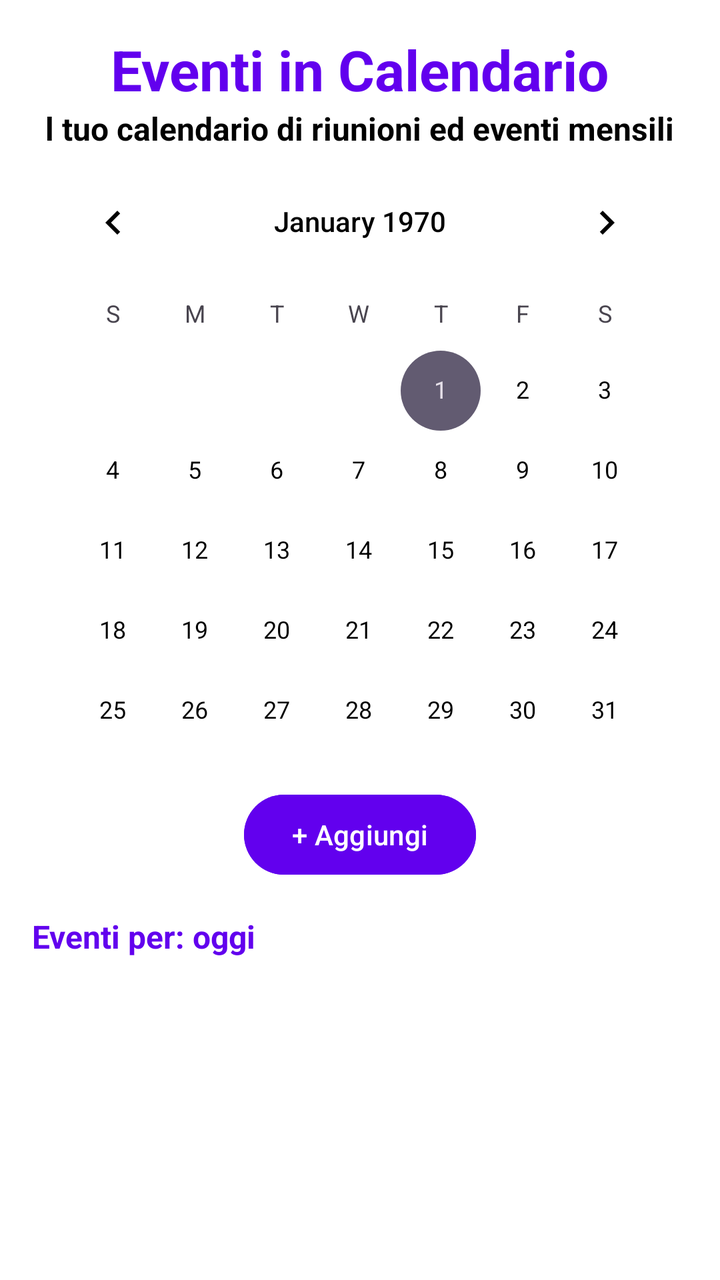
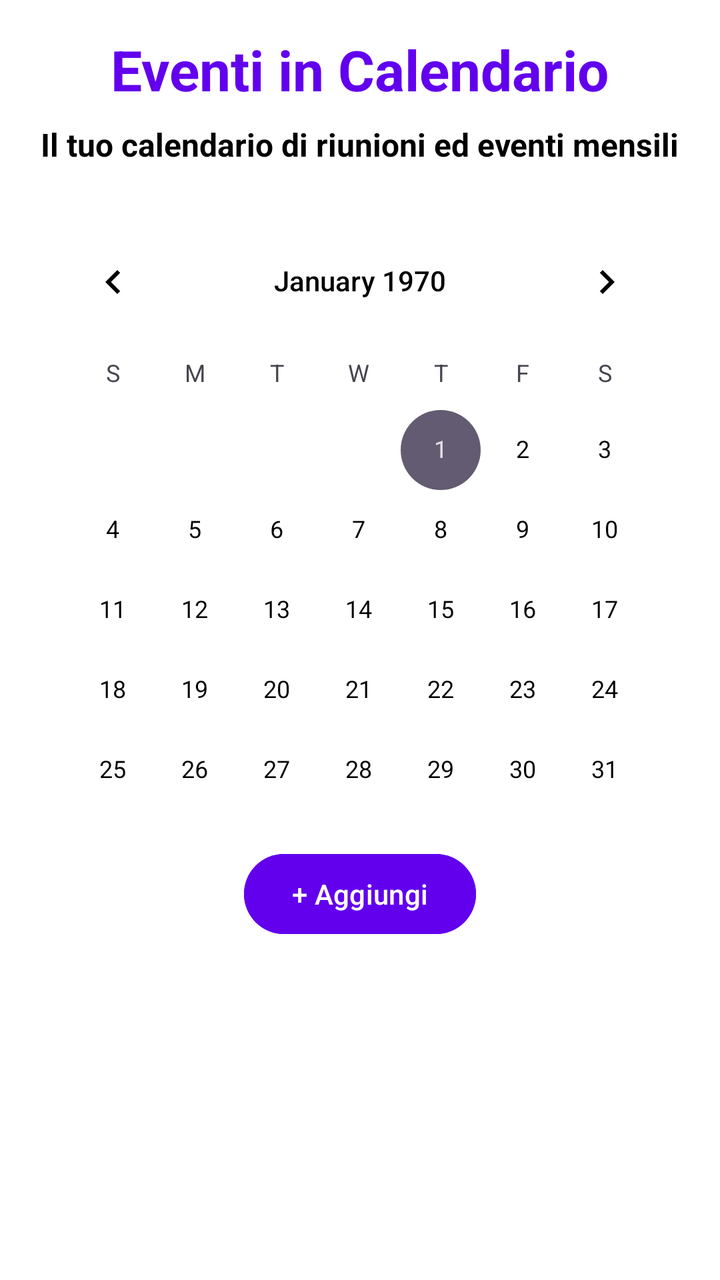

The first picture is an Android layout as it rendered before a commit; the second is the same layout after the commit. The layout source and the unified diff follow.
<!-- AndroidManifest.xml: application theme Theme.CoreTeamProject -->
<!-- res/layout/fragment_event.xml -->
<?xml version="1.0" encoding="utf-8"?>
<androidx.constraintlayout.widget.ConstraintLayout
    xmlns:android="http://schemas.android.com/apk/res/android"
    xmlns:app="http://schemas.android.com/apk/res-auto"
    xmlns:tools="http://schemas.android.com/tools"
    android:layout_width="match_parent"
    android:layout_height="match_parent"
    android:background="@color/white"
    android:padding="16dp">

    <TextView
        android:id="@+id/textViewEvent"
        android:layout_width="wrap_content"
        android:layout_height="wrap_content"
        android:text="Eventi in Calendario"
        android:textSize="28sp"
        android:textColor="@color/purple_500"
        android:textStyle="bold"
        app:layout_constraintTop_toTopOf="parent"
        app:layout_constraintStart_toStartOf="parent"
        app:layout_constraintEnd_toEndOf="parent" />

    <TextView
        android:id="@+id/textDescriptionEvent"
        android:layout_width="wrap_content"
        android:layout_height="wrap_content"
        android:text="l tuo calendario di riunioni ed eventi mensili"
        android:textColor="@color/black"
        android:textSize="16sp"
        android:textStyle="bold"
        app:layout_constraintTop_toBottomOf="@id/textViewEvent"
        app:layout_constraintEnd_toEndOf="parent"
        app:layout_constraintHorizontal_bias="0.498"
        app:layout_constraintStart_toStartOf="parent"
        tools:layout_editor_absoluteY="40dp" />

    <CalendarView
        android:id="@+id/calendarView"
        android:layout_width="match_parent"
        android:layout_height="300dp"
        android:layout_marginTop="24dp"
        app:layout_constraintEnd_toEndOf="parent"
        app:layout_constraintHorizontal_bias="0.0"
        app:layout_constraintStart_toStartOf="parent"
        app:layout_constraintTop_toBottomOf="@+id/textViewEvent" />

    <Button
        android:id="@+id/btnAddEvent"
        android:layout_width="wrap_content"
        android:layout_height="wrap_content"
        android:text="+ Aggiungi"
        android:backgroundTint="@color/purple_500"
        android:textColor="@color/white"
        android:layout_marginTop="16dp"
        app:layout_constraintTop_toBottomOf="@+id/calendarView"
        app:layout_constraintStart_toStartOf="parent"
        app:layout_constraintEnd_toEndOf="parent" />

    <TextView
        android:id="@+id/textSelectedDate"
        android:layout_width="wrap_content"
        android:layout_height="wrap_content"
        android:text="Eventi per: oggi"
        android:textSize="16sp"
        android:textColor="@color/purple_500"
        android:textStyle="bold"
        android:layout_marginTop="16dp"
        app:layout_constraintTop_toBottomOf="@+id/btnAddEvent"
        app:layout_constraintStart_toStartOf="parent" />

    <ScrollView
        android:layout_width="match_parent"
        android:layout_height="0dp"
        android:layout_marginTop="8dp"
        app:layout_constraintTop_toBottomOf="@+id/textSelectedDate"
        app:layout_constraintBottom_toBottomOf="parent"
        app:layout_constraintStart_toStartOf="parent"
        app:layout_constraintEnd_toEndOf="parent">

        <LinearLayout
            android:id="@+id/eventsLayout"
            android:layout_width="match_parent"
            android:layout_height="wrap_content"
            android:orientation="vertical" />

    </ScrollView>

</androidx.constraintlayout.widget.ConstraintLayout>
<!-- resources referenced by this layout -->
<resources>
  <color name="black">#FF000000</color>
  <color name="purple_500">#6200EE</color>
  <color name="white">#FFFFFFFF</color>
  <style name="Theme.CoreTeamProject" parent="Base.Theme.CoreTeamProject" />
  <style name="Base.Theme.CoreTeamProject" parent="Theme.Material3.DayNight.NoActionBar">
          
          <item name="colorPrimary">@color/purple_500</item>
          <item name="colorPrimaryVariant">@color/purple_500</item>
          <item name="colorOnPrimary">@color/white</item>
  
          
          <item name="android:windowBackground">@color/white</item>
          <item name="colorSurface">@color/white</item>
          <item name="colorOnSurface">@color/black</item>
  
          
          <item name="android:textColor">@color/black</item>
          <item name="android:textColorPrimary">@color/black</item>
  
          
          <item name="colorPrimaryContainer">@color/purple_500</item>
          <item name="colorOnPrimaryContainer">@color/white</item>
      </style>
</resources>

<!-- the commit's change to res/layout/fragment_event.xml (unified diff, before → after) -->
@@ -1,88 +1,108 @@
 <?xml version="1.0" encoding="utf-8"?>
-<androidx.constraintlayout.widget.ConstraintLayout
-    xmlns:android="http://schemas.android.com/apk/res/android"
+<layout xmlns:android="http://schemas.android.com/apk/res/android"
     xmlns:app="http://schemas.android.com/apk/res-auto"
-    xmlns:tools="http://schemas.android.com/tools"
-    android:layout_width="match_parent"
-    android:layout_height="match_parent"
-    android:background="@color/white"
-    android:padding="16dp">
+    xmlns:tools="http://schemas.android.com/tools">
 
-    <TextView
-        android:id="@+id/textViewEvent"
-        android:layout_width="wrap_content"
-        android:layout_height="wrap_content"
-        android:text="Eventi in Calendario"
-        android:textSize="28sp"
-        android:textColor="@color/purple_500"
-        android:textStyle="bold"
-        app:layout_constraintTop_toTopOf="parent"
-        app:layout_constraintStart_toStartOf="parent"
-        app:layout_constraintEnd_toEndOf="parent" />
+    <data>
+        <import type="android.view.View" />
+        <variable
+            name="viewModel"
+            type="com.example.coreteamproject.EventViewModel" />
+    </data>
 
-    <TextView
-        android:id="@+id/textDescriptionEvent"
-        android:layout_width="wrap_content"
-        android:layout_height="wrap_content"
-        android:text="l tuo calendario di riunioni ed eventi mensili"
-        android:textColor="@color/black"
-        android:textSize="16sp"
-        android:textStyle="bold"
-        app:layout_constraintTop_toBottomOf="@id/textViewEvent"
-        app:layout_constraintEnd_toEndOf="parent"
-        app:layout_constraintHorizontal_bias="0.498"
-        app:layout_constraintStart_toStartOf="parent"
-        tools:layout_editor_absoluteY="40dp" />
+    <androidx.constraintlayout.widget.ConstraintLayout
+        android:layout_width="match_parent"
+        android:layout_height="match_parent"
+        android:background="@color/white"
+        android:padding="16dp">
 
-    <CalendarView
-        android:id="@+id/calendarView"
-        android:layout_width="match_parent"
-        android:layout_height="300dp"
-        android:layout_marginTop="24dp"
-        app:layout_constraintEnd_toEndOf="parent"
-        app:layout_constraintHorizontal_bias="0.0"
-        app:layout_constraintStart_toStartOf="parent"
-        app:layout_constraintTop_toBottomOf="@+id/textViewEvent" />
+        <TextView
+            android:id="@+id/textViewEvent"
+            android:layout_width="wrap_content"
+            android:layout_height="wrap_content"
+            android:text="Eventi in Calendario"
+            android:textSize="28sp"
+            android:textColor="@color/purple_500"
+            android:textStyle="bold"
+            app:layout_constraintTop_toTopOf="parent"
+            app:layout_constraintStart_toStartOf="parent"
+            app:layout_constraintEnd_toEndOf="parent" />
 
-    <Button
-        android:id="@+id/btnAddEvent"
-        android:layout_width="wrap_content"
-        android:layout_height="wrap_content"
-        android:text="+ Aggiungi"
-        android:backgroundTint="@color/purple_500"
-        android:textColor="@color/white"
-        android:layout_marginTop="16dp"
-        app:layout_constraintTop_toBottomOf="@+id/calendarView"
-        app:layout_constraintStart_toStartOf="parent"
-        app:layout_constraintEnd_toEndOf="parent" />
+        <TextView
+            android:id="@+id/textDescriptionEvent"
+            android:layout_width="wrap_content"
+            android:layout_height="wrap_content"
+            android:text="Il tuo calendario di riunioni ed eventi mensili"
+            android:textColor="@color/black"
+            android:textSize="16sp"
+            android:textStyle="bold"
+            app:layout_constraintTop_toBottomOf="@id/textViewEvent"
+            app:layout_constraintEnd_toEndOf="parent"
+            app:layout_constraintHorizontal_bias="0.498"
+            app:layout_constraintStart_toStartOf="parent"
+            android:layout_marginTop="8dp" />
 
-    <TextView
-        android:id="@+id/textSelectedDate"
-        android:layout_width="wrap_content"
-        android:layout_height="wrap_content"
-        android:text="Eventi per: oggi"
-        android:textSize="16sp"
-        android:textColor="@color/purple_500"
-        android:textStyle="bold"
-        android:layout_marginTop="16dp"
-        app:layout_constraintTop_toBottomOf="@+id/btnAddEvent"
-        app:layout_constraintStart_toStartOf="parent" />
+        <CalendarView
+            android:id="@+id/calendarView"
+            android:layout_width="match_parent"
+            android:layout_height="300dp"
+            android:layout_marginTop="24dp"
+            app:layout_constraintEnd_toEndOf="parent"
+            app:layout_constraintHorizontal_bias="0.0"
+            app:layout_constraintStart_toStartOf="parent"
+            app:layout_constraintTop_toBottomOf="@+id/textDescriptionEvent" />
 
-    <ScrollView
-        android:layout_width="match_parent"
-        android:layout_height="0dp"
-        android:layout_marginTop="8dp"
-        app:layout_constraintTop_toBottomOf="@+id/textSelectedDate"
-        app:layout_constraintBottom_toBottomOf="parent"
-        app:layout_constraintStart_toStartOf="parent"
-        app:layout_constraintEnd_toEndOf="parent">
+        <Button
+            android:id="@+id/btnAddEvent"
+            android:layout_width="wrap_content"
+            android:layout_height="wrap_content"
+            android:text="+ Aggiungi"
+            android:backgroundTint="@color/purple_500"
+            android:textColor="@color/white"
+            android:layout_marginTop="16dp"
+            app:layout_constraintTop_toBottomOf="@+id/calendarView"
+            app:layout_constraintStart_toStartOf="parent"
+            app:layout_constraintEnd_toEndOf="parent" />
 
-        <LinearLayout
-            android:id="@+id/eventsLayout"
+        <TextView
+            android:id="@+id/textSelectedDate"
+            android:layout_width="wrap_content"
+            android:layout_height="wrap_content"
+            android:text="@{viewModel.displayDate}"
+            android:textSize="16sp"
+            android:textColor="@color/purple_500"
+            android:textStyle="bold"
+            android:layout_marginTop="16dp"
+            app:layout_constraintTop_toBottomOf="@+id/btnAddEvent"
+            app:layout_constraintStart_toStartOf="parent" />
+
+        <ScrollView
             android:layout_width="match_parent"
+            android:layout_height="0dp"
+            android:layout_marginTop="8dp"
+            app:layout_constraintTop_toBottomOf="@+id/textSelectedDate"
+            app:layout_constraintBottom_toBottomOf="parent"
+            app:layout_constraintStart_toStartOf="parent"
+            app:layout_constraintEnd_toEndOf="parent">
+
+            <LinearLayout
+                android:id="@+id/eventsLayout"
+                android:layout_width="match_parent"
+                android:layout_height="wrap_content"
+                android:orientation="vertical" />
+
+        </ScrollView>
+
+        <ProgressBar
+            android:id="@+id/progressBar"
+            android:layout_width="wrap_content"
             android:layout_height="wrap_content"
-            android:orientation="vertical" />
+            android:visibility="@{viewModel.isLoading ? View.VISIBLE : View.GONE}"
+            app:layout_constraintTop_toTopOf="parent"
+            app:layout_constraintBottom_toBottomOf="parent"
+            app:layout_constraintStart_toStartOf="parent"
+            app:layout_constraintEnd_toEndOf="parent" />
 
-    </ScrollView>
+    </androidx.constraintlayout.widget.ConstraintLayout>
 
-</androidx.constraintlayout.widget.ConstraintLayout>
+</layout>
